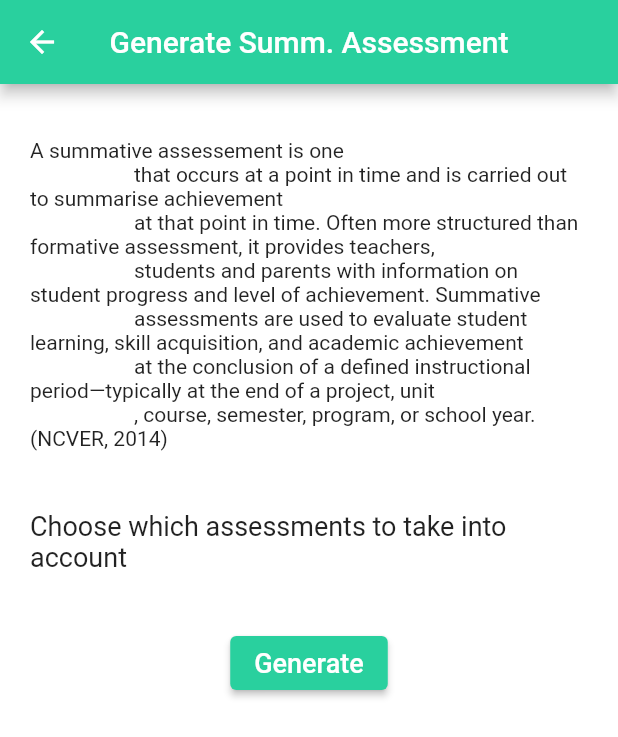
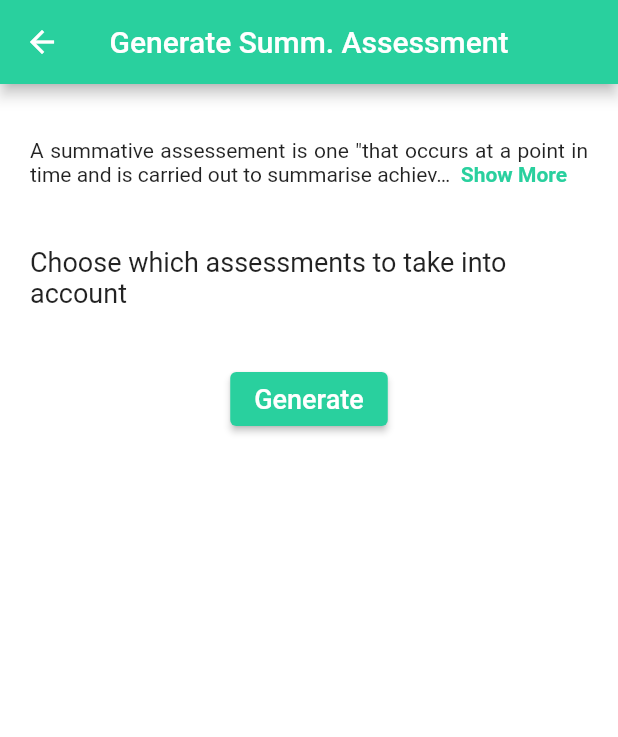
Before and after one commit to n1ghtbyte/Assessments-App, a Flutter app: the GenSingleSummAssessment screen opened directly with empty values, on a phone screen of 412 x 824 dp. Shown: the top 737 px of the screen. Run offline on Flutter 3.47's test engine with Material 2 defaults, Android fonts, the phone set to English and light mode, and no system bars; drawn by our look-alikes of readmore; our stand-ins replace cloud_firestore, firebase_auth, firebase_core, fl_chart, flutter_speed_dial, loader_overlay; accounts and stored records are empty.

Commit message:
refactor: readmore to single assessment.

```diff
--- a/lib/pages/Teacher/Assessments/GenSingleSummAssessment.dart
+++ b/lib/pages/Teacher/Assessments/GenSingleSummAssessment.dart
@@ -5,7 +5,8 @@ import 'package:cloud_firestore/cloud_firestore.dart';
 import 'package:firebase_auth/firebase_auth.dart';
 import 'package:flutter/material.dart';
 import 'package:assessments_app/assets/src/LinkedLabelCheckbox.dart';
-import 'package:intl/intl.dart'; // From the docs
+import 'package:intl/intl.dart';
+import 'package:readmore/readmore.dart'; // From the docs
 
 class GenSingleSummAssessment extends StatefulWidget {
   final String passedClassName; //Class ID
@@ -20,17 +21,18 @@ class GenSingleSummAssessment extends StatefulWidget {
 }
 
 class _GenSingleSummAssessmentState extends State<GenSingleSummAssessment> {
+  final String content =
+      'A summative assessement is one "that occurs at a point in time and is carried out to summarise achievement at that point in time. Often more structured than formative assessment, it provides teachers, students and parents with information on student progress and level of achievement. Summative assessments are used to evaluate student learning, skill acquisition, and academic achievement at the conclusion of a defined instructional period—typically at the end of a project, unit, course, semester, program, or school year. \n(NCVER, 2014)';
+
+  final db = FirebaseFirestore.instance;
   late CollectionReference _formativeCollection = FirebaseFirestore.instance
       .collection(
           '/classes/${widget.passedClassName}/grading/${widget.passedStudName}/formative');
+  String? currentUser = FirebaseAuth.instance.currentUser!.email;
 
   List<dynamic> _assessmentsFormativeMultiple = [];
-  final db = FirebaseFirestore.instance;
-
   List<bool> _isSelected = List<bool>.generate(100, (int index) => false,
       growable: true); // 100 assessments... TOO MUCH
-
-  String? currentUser = FirebaseAuth.instance.currentUser!.email;
 
   Widget build(BuildContext context) {
     return StreamBuilder<QuerySnapshot>(
@@ -64,16 +66,17 @@ class _GenSingleSummAssessmentState extends State<GenSingleSummAssessment> {
                 const SizedBox(height: 16),
                 Container(
                   padding: EdgeInsets.all(20.0),
-                  child: Text(
-                    """A summative assessement is one
-                    that occurs at a point in time and is carried out to summarise achievement
-                    at that point in time. Often more structured than formative assessment, it provides teachers,
-                    students and parents with information on student progress and level of achievement. Summative
-                    assessments are used to evaluate student learning, skill acquisition, and academic achievement
-                    at the conclusion of a defined instructional period—typically at the end of a project, unit
-                    , course, semester, program, or school year. \n(NCVER, 2014)""",
-                    softWrap: true,
-                    textAlign: TextAlign.left,
+                  child: ReadMoreText(
+                    content,
+                    trimLength: 4,
+                    textAlign: TextAlign.justify,
+                    trimMode: TrimMode.Line,
+                    trimCollapsedText: " Show More ",
+                    trimExpandedText: " Show less ",
+                    lessStyle: TextStyle(
+                        fontWeight: FontWeight.bold, color: Color(0xFF29D09E)),
+                    moreStyle: TextStyle(
+                        fontWeight: FontWeight.bold, color: Color(0xFF29D09E)),
                   ),
                 ),
                 Container(
@@ -167,13 +170,15 @@ class _GenSingleSummAssessmentState extends State<GenSingleSummAssessment> {
                                               ['AssessID']
                                           .toString())
                               .get()
-                              .then((value) {
-                            for (var doc in value.docs) {
-                              print(doc.data());
-                              kiki[elStud]?.add(doc.data());
-                              print(doc.data()['Created']);
-                            }
-                          });
+                              .then(
+                            (value) {
+                              for (var doc in value.docs) {
+                                print(doc.data());
+                                kiki[elStud]?.add(doc.data());
+                                print(doc.data()['Created']);
+                              }
+                            },
+                          );
 
                           // now we have all documents of that elStudent
                           print("Current 'i' is : " + i.toString());
```
